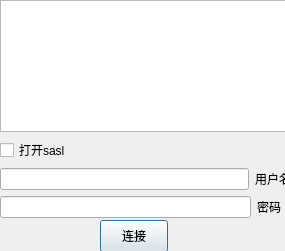
First picture: the form in connectbrokerdlg.ui, repository zh5e/kafkacli, before the edit.
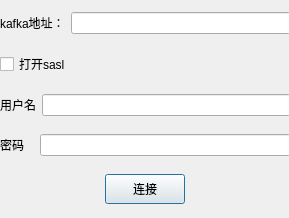
Second picture: the form after the edit.

What changed in the file:
```diff
--- a/connectbrokerdlg.ui
+++ b/connectbrokerdlg.ui
@@ -6,26 +6,13 @@
    <rect>
     <x>0</x>
     <y>0</y>
-    <width>285</width>
-    <height>251</height>
+    <width>289</width>
+    <height>218</height>
    </rect>
   </property>
   <property name="windowTitle">
    <string>连接到kafka</string>
   </property>
-  <widget class="QPushButton" name="pushButton">
-   <property name="geometry">
-    <rect>
-     <x>100</x>
-     <y>220</y>
-     <width>68</width>
-     <height>32</height>
-    </rect>
-   </property>
-   <property name="text">
-    <string>连接</string>
-   </property>
-  </widget>
   <widget class="QWidget" name="verticalLayoutWidget">
    <property name="geometry">
     <rect>
@@ -37,17 +24,18 @@
    </property>
    <layout class="QVBoxLayout" name="verticalLayout">
     <item>
-     <widget class="QTextEdit" name="_brokerTextEdit">
-      <property name="documentTitle">
-       <string/>
-      </property>
-      <property name="overwriteMode">
-       <bool>true</bool>
-      </property>
-      <property name="placeholderText">
-       <string/>
-      </property>
-     </widget>
+     <layout class="QHBoxLayout" name="horizontalLayout_3">
+      <item>
+       <widget class="QLabel" name="label_3">
+        <property name="text">
+         <string>kafka地址：</string>
+        </property>
+       </widget>
+      </item>
+      <item>
+       <widget class="QLineEdit" name="brokers"/>
+      </item>
+     </layout>
     </item>
     <item>
      <widget class="QCheckBox" name="_enableSasl">
@@ -58,9 +46,6 @@
     </item>
     <item>
      <layout class="QHBoxLayout" name="horizontalLayout_2">
-      <item>
-       <widget class="QLineEdit" name="username"/>
-      </item>
       <item>
        <widget class="QLabel" name="label">
         <property name="text">
@@ -68,13 +53,13 @@
         </property>
        </widget>
       </item>
+      <item>
+       <widget class="QLineEdit" name="username"/>
+      </item>
      </layout>
     </item>
     <item>
      <layout class="QHBoxLayout" name="horizontalLayout">
-      <item>
-       <widget class="QLineEdit" name="password"/>
-      </item>
       <item>
        <widget class="QLabel" name="label_2">
         <property name="text">
@@ -82,8 +67,24 @@
         </property>
        </widget>
       </item>
+      <item>
+       <widget class="QLineEdit" name="password"/>
+      </item>
      </layout>
     </item>
+    <item alignment="Qt::AlignHCenter">
+     <widget class="QPushButton" name="pushButton">
+      <property name="maximumSize">
+       <size>
+        <width>80</width>
+        <height>30</height>
+       </size>
+      </property>
+      <property name="text">
+       <string>连接</string>
+      </property>
+     </widget>
+    </item>
    </layout>
   </widget>
  </widget>
```
